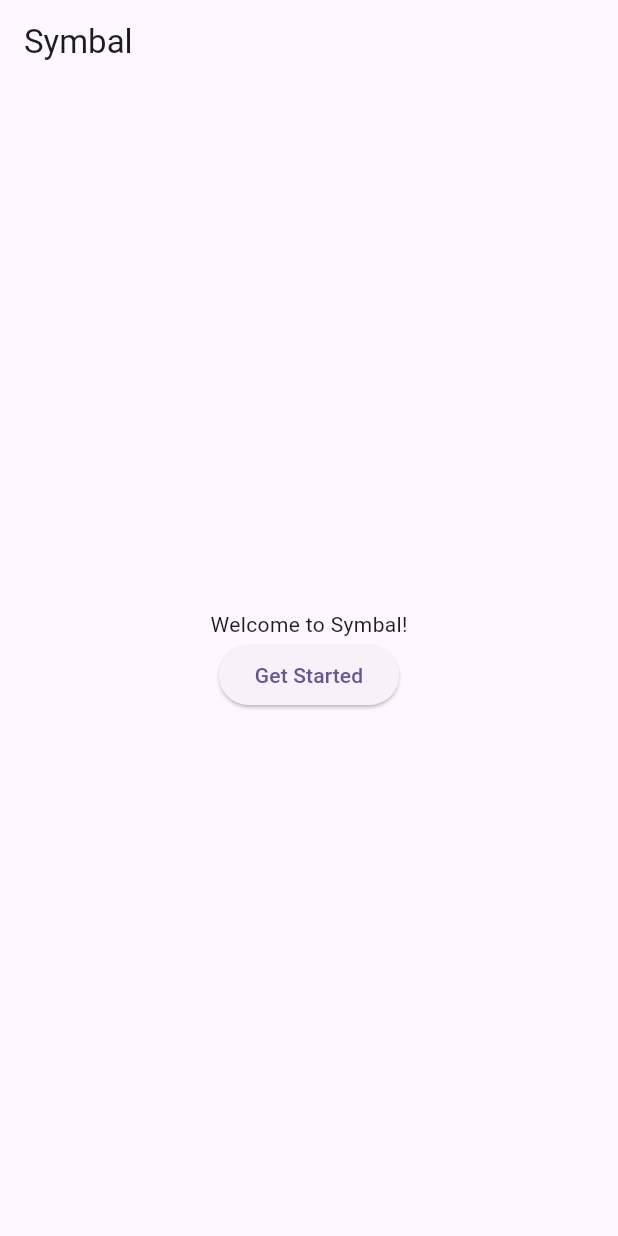
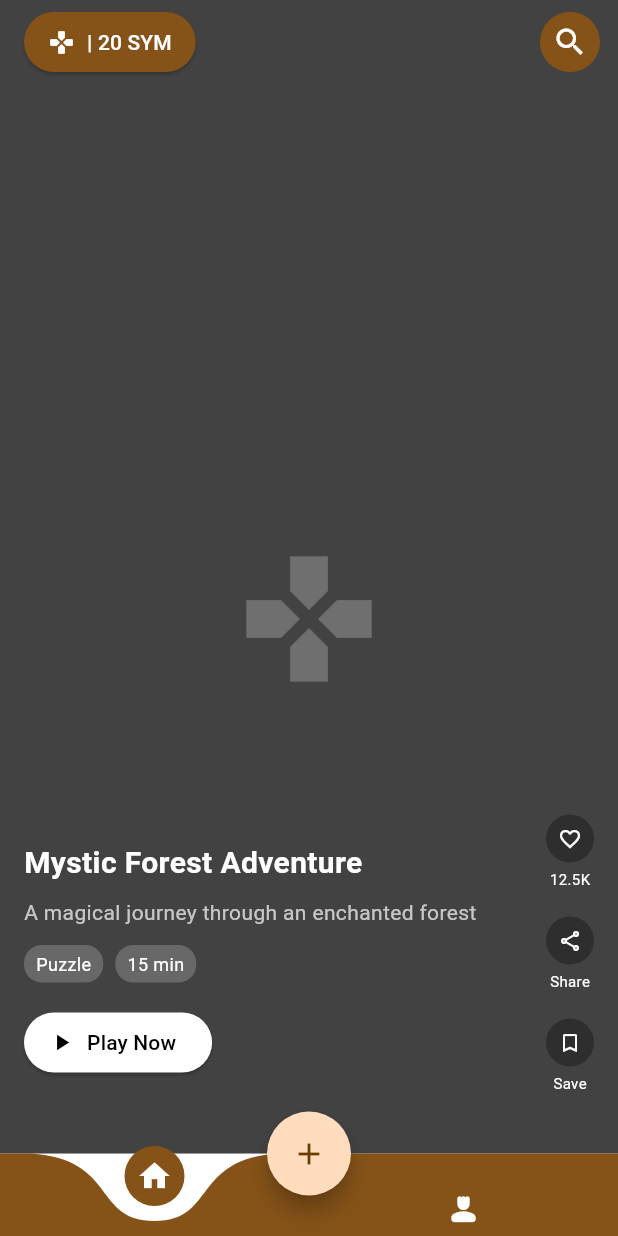
Before and after one commit to ANTONINEUTRON/symbal_fl, a Flutter app: the screen it shows after launch, on a phone screen of 412 x 824 dp. Run offline on Flutter 3.47's test engine with Material 3 defaults, Android fonts, the light colour scheme and no system bars; drawn by our look-alikes of curved_navigation_bar; our stand-ins replace google_fonts; Roboto replaces fonts that are missing (Merienda).

Commit message:
design coming out good

```diff
--- a/lib/app.dart
+++ b/lib/app.dart
@@ -1,37 +1,28 @@
 import 'package:flutter/material.dart';
+import 'package:google_fonts/google_fonts.dart';
 import 'package:symbal_fl/core/constants/app_constants.dart';
+import 'package:symbal_fl/features/home/ui/pages/home_page.dart';
 
 class MyApp extends StatelessWidget {
   const MyApp({super.key});
 
   @override
   Widget build(BuildContext context) {
+    // SystemChrome.setEnabledSystemUIMode(SystemUiMode.immersiveSticky);
+
     return MaterialApp(
       title: AppConstants.appName,
       theme: ThemeData(
-        colorScheme: ColorScheme.fromSeed(seedColor: Colors.deepPurple),
+        colorScheme: ColorScheme.fromSeed(
+          seedColor: Colors.orange,
+          secondary: const Color(0xFFE6A479),
+          tertiary: const Color(0xFF723412),
+        ),
+        useMaterial3: true,
+        textTheme: GoogleFonts.meriendaTextTheme()
       ),
-      home: Scaffold(
-        appBar: AppBar(
-          title: Text(AppConstants.appName),
-        ),
-        body: Center(
-          child: Column(
-            mainAxisAlignment: MainAxisAlignment.center,
-            children: <Widget>[
-              const Text(
-                'Welcome to Symbal!',
-              ),
-              ElevatedButton(
-                onPressed: () {
-                  // Add your button action here
-                },
-                child: const Text('Get Started'),
-              ),
-            ],
-          ),
-        ),
-      ),
+      debugShowCheckedModeBanner: false,
+      home: HomePage(),
     );
   }
 }
--- /dev/null
+++ b/lib/features/home/data/datasources/dummy_data.dart
@@ -0,0 +1,69 @@
+
+import 'package:symbal_fl/features/play/domain/entities/game_story.dart';
+
+class DummyGameStories{
+  static final List<GameStory> stories = [
+    GameStory(
+      id: '1',
+      title: 'Mystic Forest Adventure',
+      description: 'A magical journey through an enchanted forest',
+      imageUrl: 'assets/images/forest_game.jpg',
+      duration: '15 min',
+      story: 'In a world where magic flows through ancient trees...',
+      gameType: 'Puzzle',
+    ),
+    GameStory(
+      id: '2',
+      title: 'Space Rescue Mission',
+      description: 'Save the galaxy in this thrilling space adventure',
+      imageUrl: 'assets/images/space_game.jpg',
+      duration: '12 min',
+      story: 'The year is 2387, and humanity\'s last hope...',
+      gameType: 'Action',
+    ),
+    GameStory(
+      id: '3',
+      title: 'Lost City Explorer',
+      description: 'Uncover secrets in the ruins of a forgotten city',
+      imageUrl: 'assets/images/lost_city.jpg',
+      duration: '18 min',
+      story: 'Legends speak of a city lost beneath the sands...',
+      gameType: 'Adventure',
+    ),
+    GameStory(
+      id: '4',
+      title: 'Underwater Quest',
+      description: 'Dive deep to discover ocean mysteries',
+      imageUrl: 'assets/images/underwater_game.jpg',
+      duration: '10 min',
+      story: 'Beneath the waves, ancient secrets await discovery...',
+      gameType: 'Exploration',
+    ),
+    GameStory(
+      id: '5',
+      title: 'Robot Rebellion',
+      description: 'Stop the rogue robots and save the city',
+      imageUrl: 'assets/images/robot_game.jpg',
+      duration: '14 min',
+      story: 'Robots once served humanity, but now they threaten it...',
+      gameType: 'Strategy',
+    ),
+    GameStory(
+      id: '6',
+      title: 'Jungle Escape',
+      description: 'Survive the wild and escape the jungle',
+      imageUrl: 'assets/images/jungle_game.jpg',
+      duration: '16 min',
+      story: 'Trapped in a dense jungle, every step is a challenge...',
+      gameType: 'Survival',
+    ),
+    GameStory(
+      id: '7',
+      title: 'Haunted Manor Mystery',
+      description: 'Solve the mystery of the haunted manor',
+      imageUrl: 'assets/images/haunted_manor.jpg',
+      duration: '13 min',
+      story: 'Strange noises echo through the halls of the old manor...',
+      gameType: 'Mystery',
+    ), ];
+}
--- /dev/null
+++ b/lib/features/home/ui/pages/home_page.dart
@@ -0,0 +1,101 @@
+import 'package:curved_navigation_bar/curved_navigation_bar.dart';
+import 'package:flutter/material.dart';
+import 'package:symbal_fl/features/home/data/datasources/dummy_data.dart';
+import 'package:symbal_fl/features/home/ui/widgets/game_story_card.dart';
+import 'package:symbal_fl/features/profile/ui/pages/profile_page.dart';
+
+class HomePage extends StatefulWidget {
+  const HomePage({super.key});
+
+  @override
+  State<HomePage> createState() => _HomePageState();
+}
+
+class _HomePageState extends State<HomePage> {
+  final PageController _pageController = PageController();
+  int _currentIndex = 0;
+  int _pageControllerIndex = 0;
+
+  @override
+  Widget build(BuildContext context) {
+    return Scaffold(
+      backgroundColor: Colors.grey[800],
+      appBar: AppBar(
+        backgroundColor: Colors.transparent,
+        foregroundColor: Colors.white,
+        title: ElevatedButton.icon(
+          style: ElevatedButton.styleFrom(
+            backgroundColor: Theme.of(context).primaryColor,
+            foregroundColor: Colors.white,
+            padding: EdgeInsets.symmetric(horizontal: 16),
+            shape: RoundedRectangleBorder(
+              borderRadius: BorderRadius.circular(20),
+            ),
+          ),
+          onPressed: () {},
+          label: const Text('| 20 SYM'),
+          icon: const Icon(Icons.games_rounded),
+        ),
+        actions: [
+          Padding(
+            padding: const EdgeInsets.only(right: 8.0),
+            child: IconButton(
+              style: IconButton.styleFrom(
+                backgroundColor: Theme.of(context).primaryColor,
+                foregroundColor: Colors.white,
+              ),
+              onPressed: () {},
+              icon: const Icon(Icons.search),
+            ),
+          ),
+        ],
+      ),
+      body: SafeArea(
+        child: IndexedStack(
+          index: _currentIndex,
+          children: [
+            PageView.builder(
+              controller: _pageController,
+              itemCount: DummyGameStories.stories.length,
+              onPageChanged: (index) {
+                setState(() {
+                  _pageControllerIndex = index;
+                });
+              },
+              itemBuilder: (context, index) {
+                final gameStory = DummyGameStories.stories[index];
+                return GameStoryCard(
+                  gameStory: gameStory,
+                  isActive: index == _pageControllerIndex,
+                );
+              },
+            ),
+            ProfilePage(),
+          ],
+        ),
+      ),
+      floatingActionButton: FloatingActionButton(
+        onPressed: () {},
+        child: Icon(Icons.add),
+        shape: CircleBorder(),
+
+      ),
+      floatingActionButtonLocation: FloatingActionButtonLocation.centerDocked,
+      bottomNavigationBar: CurvedNavigationBar(
+        backgroundColor: Colors.white,
+        color: Theme.of(context).primaryColor,
+        items: const [
+          Icon(Icons.home, color: Colors.white,),
+          Icon(Icons.person_4_rounded, color: Colors.white,),
+        ],
+        height: 55,
+        index: _currentIndex,
+        onTap: (index) {
+          setState(() {
+            _currentIndex = index;
+          });
+        },
+      ),
+    );
+  }
+}
--- /dev/null
+++ b/lib/features/home/ui/widgets/game_story_card.dart
@@ -0,0 +1,163 @@
+
+// Game Story Card Widget
+import 'package:flutter/material.dart';
+import 'package:symbal_fl/features/play/domain/entities/game_story.dart';
+
+class GameStoryCard extends StatelessWidget {
+  final GameStory gameStory;
+  final bool isActive;
+
+  const GameStoryCard({
+    super.key,
+    required this.gameStory,
+    required this.isActive,
+  });
+
+  @override
+  Widget build(BuildContext context) {
+    return Container(
+      width: double.infinity,
+      height: double.infinity,
+      decoration: BoxDecoration(
+        gradient: LinearGradient(
+          begin: Alignment.topCenter,
+          end: Alignment.bottomCenter,
+          colors: [
+            Colors.purple.withOpacity(0.3),
+            Colors.black.withOpacity(0.8),
+          ],
+        ),
+      ),
+      child: Stack(
+        children: [
+          // Background image/video placeholder
+          Container(
+            width: double.infinity,
+            height: double.infinity,
+            color: Colors.grey[800],
+            child: const Icon(
+              Icons.games,
+              size: 100,
+              color: Colors.white24,
+            ),
+          ),
+
+          // Game info overlay
+          Positioned(
+            left: 16,
+            right: 80,
+            bottom: 50,
+            child: Column(
+              crossAxisAlignment: CrossAxisAlignment.start,
+              children: [
+                Text(
+                  gameStory.title,
+                  style: const TextStyle(
+                    color: Colors.white,
+                    fontSize: 20,
+                    fontWeight: FontWeight.bold,
+                  ),
+                ),
+                const SizedBox(height: 8),
+                Text(
+                  gameStory.description,
+                  style: const TextStyle(
+                    color: Colors.white70,
+                    fontSize: 14,
+                  ),
+                ),
+                const SizedBox(height: 12),
+                Row(
+                  children: [
+                    GameTag(text: gameStory.gameType),
+                    const SizedBox(width: 8),
+                    GameTag(text: gameStory.duration),
+                  ],
+                ),
+                const SizedBox(height: 16),
+                ElevatedButton.icon(
+                  onPressed: () {
+                    // TODO: Navigate to game
+                  },
+                  icon: const Icon(Icons.play_arrow),
+                  label: const Text('Play Now'),
+                  style: ElevatedButton.styleFrom(
+                    backgroundColor: Colors.white,
+                    foregroundColor: Colors.black,
+                    shape: RoundedRectangleBorder(
+                      borderRadius: BorderRadius.circular(20),
+                    ),
+                  ),
+                ),
+              ],
+            ),
+          ),
+          //
+            // Right side action buttons
+            Positioned(
+              right: 16,
+              bottom: 40,
+              child: Column(
+                children: [
+                  _buildActionButton(Icons.favorite_outline, '12.5K'),
+                  const SizedBox(height: 18),
+                  _buildActionButton(Icons.share_outlined, 'Share'),
+                  const SizedBox(height: 18),
+                  _buildActionButton(Icons.bookmark_outline, 'Save'),
+                ],
+              ),
+            ),
+        ],
+      ),
+    );
+  }
+
+  Widget _buildActionButton(IconData icon, String label) {
+    return InkWell(
+      onTap: () {
+        // Handle button tap
+      },
+      child: Column(
+        children: [
+          Container(
+            padding: const EdgeInsets.all(8),
+            decoration: BoxDecoration(
+              color: Colors.black.withOpacity(0.3),
+              shape: BoxShape.circle,
+            ),
+            child: Icon(icon, color: Colors.white, size: 16),
+          ),
+          const SizedBox(height: 4),
+          Text(
+            label,
+            style: const TextStyle(color: Colors.white, fontSize: 10),
+          ),
+        ],
+      ),
+    );
+  }
+
+}
+
+class GameTag extends StatelessWidget {
+  const GameTag({super.key, required this.text});
+  final String text;
+
+  @override
+  Widget build(BuildContext context) {
+    return Container(
+      padding: const EdgeInsets.symmetric(horizontal: 8, vertical: 4),
+      decoration: BoxDecoration(
+        color: Colors.white.withOpacity(0.2),
+        borderRadius: BorderRadius.circular(12),
+      ),
+      child: Text(
+        text,
+        style: const TextStyle(
+          color: Colors.white,
+          fontSize: 12,
+        ),
+      ),
+    );
+  }
+}
--- /dev/null
+++ b/lib/features/play/domain/entities/game_story.dart
@@ -0,0 +1,20 @@
+
+class GameStory {
+  final String id;
+  final String title;
+  final String description;
+  final String imageUrl;
+  final String duration;
+  final String story;
+  final String gameType;
+
+  GameStory({
+    required this.id,
+    required this.title,
+    required this.description,
+    required this.imageUrl,
+    required this.duration,
+    required this.story,
+    required this.gameType,
+  });
+}
--- /dev/null
+++ b/lib/features/profile/ui/pages/profile_page.dart
@@ -0,0 +1,17 @@
+import 'package:flutter/material.dart';
+
+class ProfilePage extends StatelessWidget {
+  const ProfilePage({
+    super.key,
+  });
+
+  @override
+  Widget build(BuildContext context) {
+    return Center(
+      child: Text(
+        'Profile Page',
+        style: TextStyle(color: Colors.white, fontSize: 24),
+      ),
+    );
+  }
+}
--- a/pubspec.yaml
+++ b/pubspec.yaml
@@ -34,6 +34,8 @@
   # The following adds the Cupertino Icons font to your application.
   # Use with the CupertinoIcons class for iOS style icons.
   cupertino_icons: ^1.0.8
+  google_fonts: ^6.2.1
+  curved_navigation_bar: ^1.0.6
 
 dev_dependencies:
   flutter_test:
```
Also changed, not shown: pubspec.lock, 1 other file.
